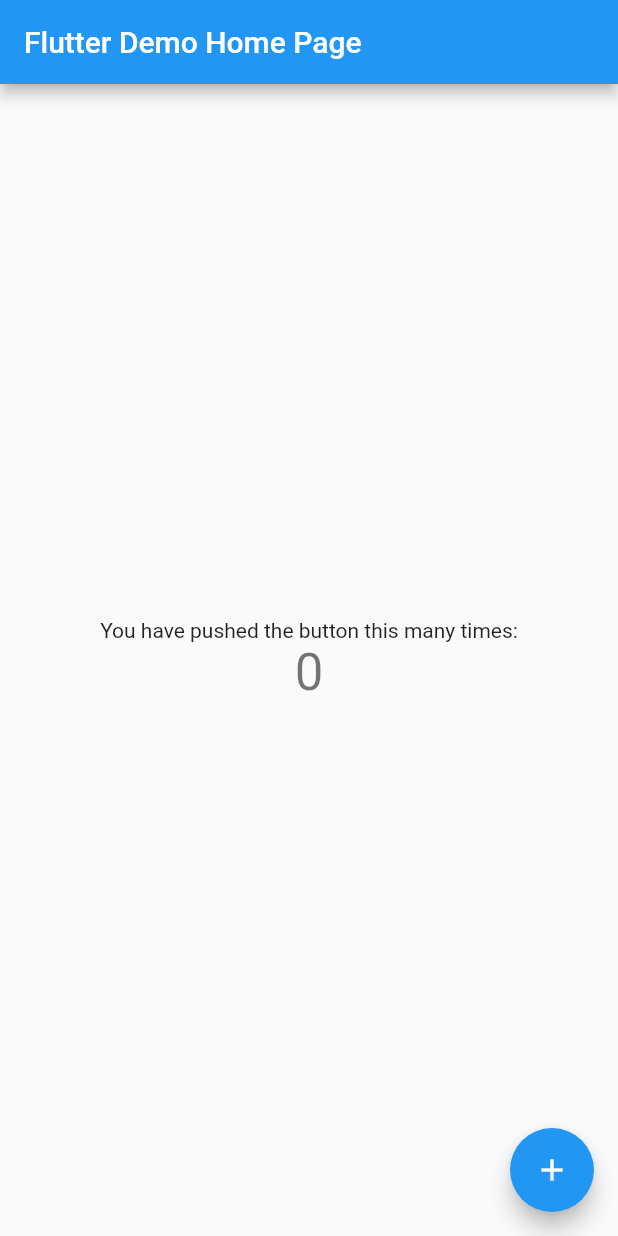
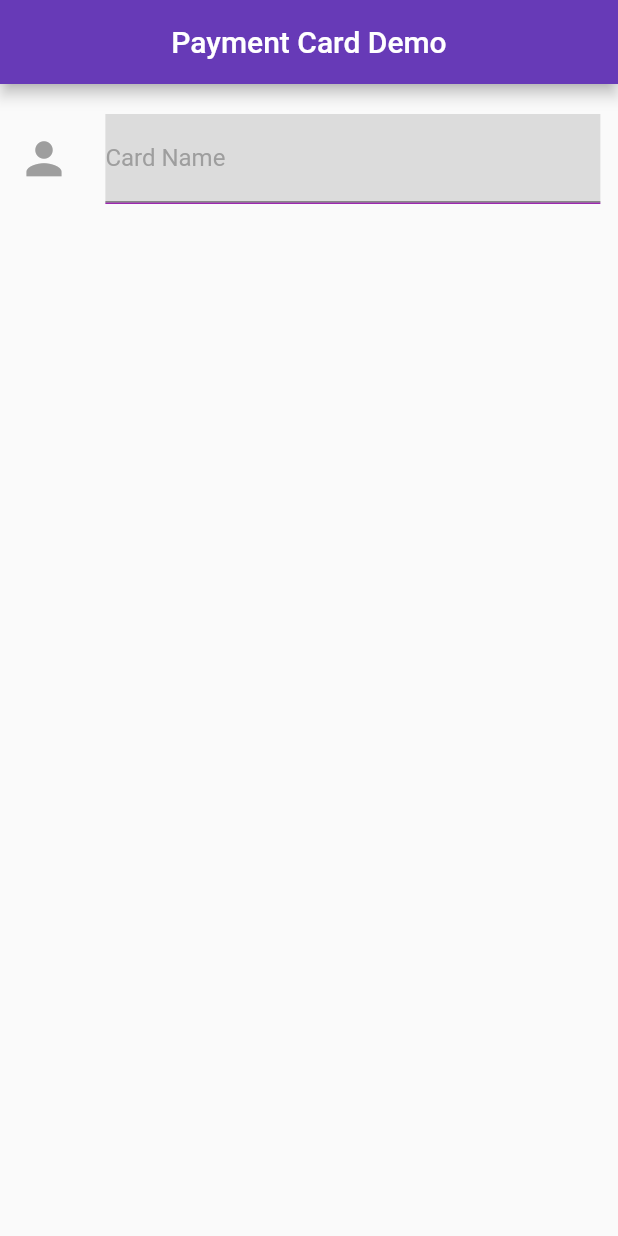
Before and after one commit to bayuik/payment, a Flutter app: the screen it shows after launch, on a phone screen of 412 x 824 dp. Run offline on Flutter 3.47's test engine with Material 2 defaults, Android fonts, the phone set to English and light mode, and no system bars.

Commit message:
Add appBar and textfield

```diff
--- a/lib/main.dart
+++ b/lib/main.dart
@@ -1,117 +1,15 @@
 import 'package:flutter/material.dart';
+import 'package:payment/main_screen.dart';
 
-void main() {
-  runApp(MyApp());
-}
+void main() => runApp(MyApp());
 
 class MyApp extends StatelessWidget {
-  // This widget is the root of your application.
   @override
   Widget build(BuildContext context) {
     return MaterialApp(
-      title: 'Flutter Demo',
-      theme: ThemeData(
-        // This is the theme of your application.
-        //
-        // Try running your application with "flutter run". You'll see the
-        // application has a blue toolbar. Then, without quitting the app, try
-        // changing the primarySwatch below to Colors.green and then invoke
-        // "hot reload" (press "r" in the console where you ran "flutter run",
-        // or simply save your changes to "hot reload" in a Flutter IDE).
-        // Notice that the counter didn't reset back to zero; the application
-        // is not restarted.
-        primarySwatch: Colors.blue,
-        // This makes the visual density adapt to the platform that you run
-        // the app on. For desktop platforms, the controls will be smaller and
-        // closer together (more dense) than on mobile platforms.
-        visualDensity: VisualDensity.adaptivePlatformDensity,
-      ),
-      home: MyHomePage(title: 'Flutter Demo Home Page'),
+      title: 'Payment',
+      theme: ThemeData.light(),
+      home: MainScreen(),
     );
   }
 }
-
-class MyHomePage extends StatefulWidget {
-  MyHomePage({Key key, this.title}) : super(key: key);
-
-  // This widget is the home page of your application. It is stateful, meaning
-  // that it has a State object (defined below) that contains fields that affect
-  // how it looks.
-
-  // This class is the configuration for the state. It holds the values (in this
-  // case the title) provided by the parent (in this case the App widget) and
-  // used by the build method of the State. Fields in a Widget subclass are
-  // always marked "final".
-
-  final String title;
-
-  @override
-  _MyHomePageState createState() => _MyHomePageState();
-}
-
-class _MyHomePageState extends State<MyHomePage> {
-  int _counter = 0;
-
-  void _incrementCounter() {
-    setState(() {
-      // This call to setState tells the Flutter framework that something has
-      // changed in this State, which causes it to rerun the build method below
-      // so that the display can reflect the updated values. If we changed
-      // _counter without calling setState(), then the build method would not be
-      // called again, and so nothing would appear to happen.
-      _counter++;
-    });
-  }
-
-  @override
-  Widget build(BuildContext context) {
-    // This method is rerun every time setState is called, for instance as done
-    // by the _incrementCounter method above.
-    //
-    // The Flutter framework has been optimized to make rerunning build methods
-    // fast, so that you can just rebuild anything that needs updating rather
-    // than having to individually change instances of widgets.
-    return Scaffold(
-      appBar: AppBar(
-        // Here we take the value from the MyHomePage object that was created by
-        // the App.build method, and use it to set our appbar title.
-        title: Text(widget.title),
-      ),
-      body: Center(
-        // Center is a layout widget. It takes a single child and positions it
-        // in the middle of the parent.
-        child: Column(
-          // Column is also a layout widget. It takes a list of children and
-          // arranges them vertically. By default, it sizes itself to fit its
-          // children horizontally, and tries to be as tall as its parent.
-          //
-          // Invoke "debug painting" (press "p" in the console, choose the
-          // "Toggle Debug Paint" action from the Flutter Inspector in Android
-          // Studio, or the "Toggle Debug Paint" command in Visual Studio Code)
-          // to see the wireframe for each widget.
-          //
-          // Column has various properties to control how it sizes itself and
-          // how it positions its children. Here we use mainAxisAlignment to
-          // center the children vertically; the main axis here is the vertical
-          // axis because Columns are vertical (the cross axis would be
-          // horizontal).
-          mainAxisAlignment: MainAxisAlignment.center,
-          children: <Widget>[
-            Text(
-              'You have pushed the button this many times:',
-            ),
-            Text(
-              '$_counter',
-              style: Theme.of(context).textTheme.headline4,
-            ),
-          ],
-        ),
-      ),
-      floatingActionButton: FloatingActionButton(
-        onPressed: _incrementCounter,
-        tooltip: 'Increment',
-        child: Icon(Icons.add),
-      ), // This trailing comma makes auto-formatting nicer for build methods.
-    );
-  }
-}
--- /dev/null
+++ b/lib/main_screen.dart
@@ -0,0 +1,50 @@
+import 'package:flutter/material.dart';
+
+class MainScreen extends StatelessWidget {
+  String _name = '';
+  @override
+  Widget build(BuildContext context) {
+    return Scaffold(
+      appBar: AppBar(
+        title: Center(child: Text('Payment Card Demo'),),
+        backgroundColor: Colors.deepPurple,
+      ),
+      body: Column(
+        children: <Widget>[
+          SizedBox(
+            height: 20,
+          ),
+          Container(
+            child: Row(
+              mainAxisAlignment: MainAxisAlignment.spaceAround,
+              children: <Widget>[
+                Icon(
+                  Icons.person,
+                  size: 35,
+                  color: Colors.grey,
+                ),
+                Container(
+                  width: 330,
+                  decoration: BoxDecoration(
+                      color: Colors.black12,
+                      border: Border(
+                          bottom: BorderSide(width: 1, color: Colors.purple))),
+                  child: TextField(
+                    onChanged: (String value) => _name = value,
+                    decoration: InputDecoration(
+                        border: new UnderlineInputBorder(
+                            borderSide: new BorderSide(color: Colors.purple)),
+                        labelText: 'Card Name',
+                        labelStyle: TextStyle(color: Colors.grey),
+                        hintText: 'Musa Adebola',
+                        hintStyle: TextStyle(color: Colors.black)),
+                  ),
+                )
+              ],
+            ),
+          )
+        ],
+      ),
+    );
+  }
+}
```
Also changed, not shown: 5 other files.
